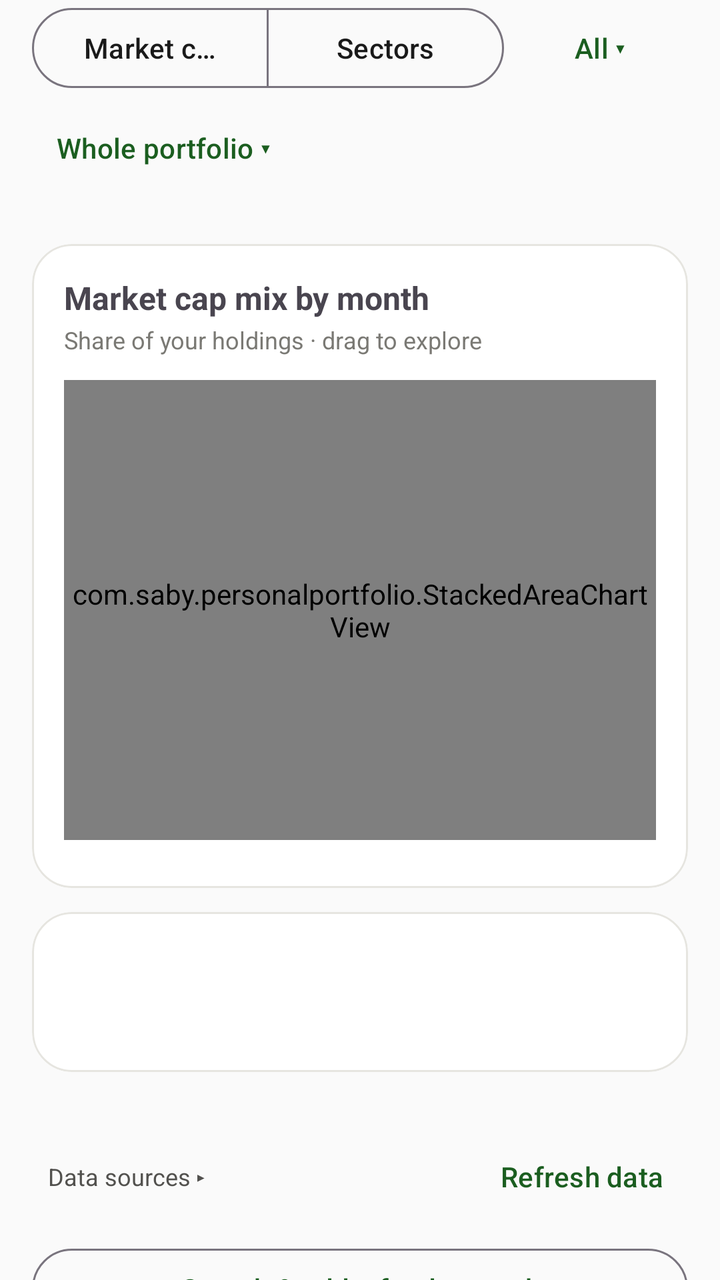
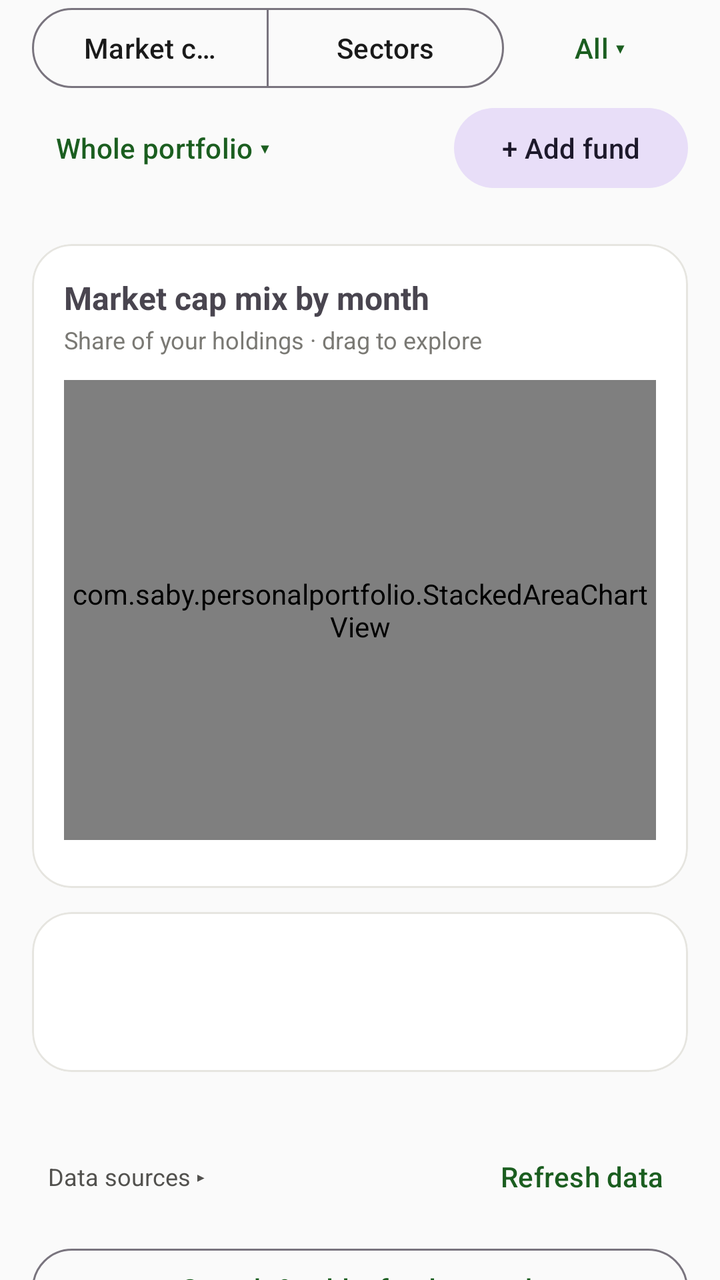

Before-and-after screenshots of an Android layout around one commit, followed by the original layout XML and the change that was made.
<!-- AndroidManifest.xml: application theme Theme.PersonalPortfolio -->
<!-- res/layout/page_allocation_over_time.xml -->
<?xml version="1.0" encoding="utf-8"?>
<androidx.core.widget.NestedScrollView xmlns:android="http://schemas.android.com/apk/res/android"
    xmlns:app="http://schemas.android.com/apk/res-auto"
    android:layout_width="match_parent"
    android:layout_height="match_parent"
    android:fillViewport="true">

    <LinearLayout
        android:layout_width="match_parent"
        android:layout_height="wrap_content"
        android:orientation="vertical"
        android:paddingStart="16dp"
        android:paddingEnd="16dp"
        android:paddingBottom="24dp">

        <LinearLayout
            android:layout_width="match_parent"
            android:layout_height="wrap_content"
            android:gravity="center_vertical"
            android:orientation="horizontal">

            <com.google.android.material.button.MaterialButtonToggleGroup
                android:id="@+id/overTimeModeGroup"
                android:layout_width="0dp"
                android:layout_height="wrap_content"
                android:layout_weight="1"
                app:selectionRequired="true"
                app:singleSelection="true">

                <Button
                    android:id="@+id/overTimeModeCap"
                    style="?attr/materialButtonOutlinedStyle"
                    android:layout_width="0dp"
                    android:layout_height="wrap_content"
                    android:layout_weight="1"
                    android:text="Market cap" />

                <Button
                    android:id="@+id/overTimeModeSector"
                    style="?attr/materialButtonOutlinedStyle"
                    android:layout_width="0dp"
                    android:layout_height="wrap_content"
                    android:layout_weight="1"
                    android:text="Sectors" />
            </com.google.android.material.button.MaterialButtonToggleGroup>

            <Button
                android:id="@+id/overTimeMember"
                style="@style/Widget.Material3.Button.TextButton"
                android:layout_width="wrap_content"
                android:layout_height="wrap_content"
                android:layout_marginStart="4dp"
                android:text="All ▾" />
        </LinearLayout>

        <Button
            android:id="@+id/overTimeFund"
            style="@style/Widget.Material3.Button.TextButton"
            android:layout_width="wrap_content"
            android:layout_height="wrap_content"
            android:layout_marginTop="2dp"
            android:text="Whole portfolio ▾" />

        <LinearLayout
            android:id="@+id/overTimeKpis"
            android:layout_width="match_parent"
            android:layout_height="wrap_content"
            android:layout_marginTop="12dp"
            android:orientation="horizontal" />

        <com.google.android.material.card.MaterialCardView
            android:layout_width="match_parent"
            android:layout_height="wrap_content"
            android:layout_marginTop="12dp"
            app:cardCornerRadius="20dp"
            app:cardElevation="0dp"
            app:strokeColor="@color/viz_grid"
            app:strokeWidth="1dp">

            <LinearLayout
                android:layout_width="match_parent"
                android:layout_height="wrap_content"
                android:orientation="vertical"
                android:padding="16dp">

                <TextView
                    android:id="@+id/overTimeChartTitle"
                    android:layout_width="match_parent"
                    android:layout_height="wrap_content"
                    android:text="Market cap mix by month"
                    android:textSize="16sp"
                    android:textStyle="bold" />

                <TextView
                    android:id="@+id/overTimeChartSub"
                    android:layout_width="match_parent"
                    android:layout_height="wrap_content"
                    android:layout_marginTop="2dp"
                    android:text="Share of your holdings · drag to explore"
                    android:textColor="@color/viz_text_muted"
                    android:textSize="12sp" />

                <com.saby.personalportfolio.StackedAreaChartView
                    android:id="@+id/overTimeChart"
                    android:layout_width="match_parent"
                    android:layout_height="230dp"
                    android:layout_marginTop="12dp" />

                <com.google.android.material.chip.ChipGroup
                    android:id="@+id/overTimeLegend"
                    android:layout_width="match_parent"
                    android:layout_height="wrap_content"
                    android:layout_marginTop="8dp"
                    app:chipSpacingHorizontal="6dp"
                    app:chipSpacingVertical="0dp" />
            </LinearLayout>
        </com.google.android.material.card.MaterialCardView>

        <com.google.android.material.card.MaterialCardView
            android:layout_width="match_parent"
            android:layout_height="wrap_content"
            android:layout_marginTop="12dp"
            app:cardCornerRadius="20dp"
            app:cardElevation="0dp"
            app:strokeColor="@color/viz_grid"
            app:strokeWidth="1dp">

            <LinearLayout
                android:layout_width="match_parent"
                android:layout_height="wrap_content"
                android:orientation="vertical"
                android:padding="16dp">

                <TextView
                    android:id="@+id/overTimeBreakdownTitle"
                    android:layout_width="match_parent"
                    android:layout_height="wrap_content"
                    android:textSize="16sp"
                    android:textStyle="bold" />

                <TextView
                    android:id="@+id/overTimeBreakdownSub"
                    android:layout_width="match_parent"
                    android:layout_height="wrap_content"
                    android:layout_marginTop="2dp"
                    android:textColor="@color/viz_text_muted"
                    android:textSize="12sp" />

                <LinearLayout
                    android:id="@+id/overTimeRows"
                    android:layout_width="match_parent"
                    android:layout_height="wrap_content"
                    android:layout_marginTop="8dp"
                    android:orientation="vertical" />

                <TextView
                    android:id="@+id/overTimeContrib"
                    android:layout_width="match_parent"
                    android:layout_height="wrap_content"
                    android:layout_marginTop="10dp"
                    android:textColor="@color/viz_text_secondary"
                    android:textSize="12sp"
                    android:visibility="gone" />
            </LinearLayout>
        </com.google.android.material.card.MaterialCardView>

        <TextView
            android:id="@+id/overTimeCoverage"
            android:layout_width="match_parent"
            android:layout_height="wrap_content"
            android:layout_marginTop="12dp"
            android:textColor="@color/viz_text_muted"
            android:textSize="12sp" />

        <LinearLayout
            android:layout_width="match_parent"
            android:layout_height="wrap_content"
            android:gravity="center_vertical"
            android:orientation="horizontal">

            <TextView
                android:id="@+id/overTimeSourcesToggle"
                android:layout_width="0dp"
                android:layout_height="wrap_content"
                android:layout_weight="1"
                android:padding="8dp"
                android:text="Data sources ▸"
                android:textColor="@color/viz_text_secondary"
                android:textSize="12sp" />

            <Button
                android:id="@+id/overTimeRefresh"
                style="@style/Widget.Material3.Button.TextButton"
                android:layout_width="wrap_content"
                android:layout_height="wrap_content"
                android:text="Refresh data" />
        </LinearLayout>

        <com.google.android.material.button.MaterialButton
            android:id="@+id/overTimeAddFund"
            style="@style/Widget.Material3.Button.OutlinedButton"
            android:layout_width="match_parent"
            android:layout_height="wrap_content"
            android:layout_marginTop="8dp"
            android:text="Search &amp; add a fund to track" />

        <TextView
            android:id="@+id/overTimeSources"
            android:layout_width="match_parent"
            android:layout_height="wrap_content"
            android:textColor="@color/viz_text_muted"
            android:textSize="12sp"
            android:visibility="gone" />
    </LinearLayout>
</androidx.core.widget.NestedScrollView>
<!-- resources referenced by this layout -->
<resources>
  <color name="viz_grid">#E6E5E0</color>
  <color name="viz_text_muted">#7A7974</color>
  <color name="viz_text_secondary">#52514E</color>
  <style name="Theme.PersonalPortfolio" parent="Theme.Material3.DayNight.NoActionBar">
          <item name="colorPrimary">@color/colorPrimary</item>
          <item name="colorPrimaryVariant">@color/colorPrimaryVariant</item>
          <item name="colorOnPrimary">@color/colorOnPrimary</item>
  
          <item name="colorSecondary">@color/colorSecondary</item>
          <item name="colorOnSecondary">@color/colorOnSecondary</item>
  
          <item name="android:colorBackground">@color/colorBackground</item>
          <item name="colorOnBackground">@color/colorOnBackground</item>
  
          <item name="colorSurface">@color/colorSurface</item>
          <item name="colorOnSurface">@color/colorOnSurface</item>
  
          <item name="android:statusBarColor">@color/colorPrimaryVariant</item>
      </style>
  <color name="colorPrimary">#1B5E20</color>
  <color name="colorPrimaryVariant">#0D3B12</color>
  <color name="colorOnPrimary">#FFFFFF</color>
  <color name="colorSecondary">#00897B</color>
  <color name="colorOnSecondary">#FFFFFF</color>
  <color name="colorBackground">#FAFAFA</color>
  <color name="colorOnBackground">#1A1A1A</color>
  <color name="colorSurface">#FFFFFF</color>
  <color name="colorOnSurface">#1A1A1A</color>
</resources>

<!-- the commit's change to res/layout/page_allocation_over_time.xml (unified diff, before → after) -->
@@ -53,13 +53,29 @@
                 android:text="All ▾" />
         </LinearLayout>
 
-        <Button
-            android:id="@+id/overTimeFund"
-            style="@style/Widget.Material3.Button.TextButton"
-            android:layout_width="wrap_content"
+        <LinearLayout
+            android:layout_width="match_parent"
             android:layout_height="wrap_content"
             android:layout_marginTop="2dp"
-            android:text="Whole portfolio ▾" />
+            android:gravity="center_vertical"
+            android:orientation="horizontal">
+
+            <Button
+                android:id="@+id/overTimeFund"
+                style="@style/Widget.Material3.Button.TextButton"
+                android:layout_width="0dp"
+                android:layout_height="wrap_content"
+                android:layout_weight="1"
+                android:gravity="start|center_vertical"
+                android:text="Whole portfolio ▾" />
+
+            <Button
+                android:id="@+id/overTimeAddFundTop"
+                style="@style/Widget.Material3.Button.TonalButton"
+                android:layout_width="wrap_content"
+                android:layout_height="wrap_content"
+                android:text="+ Add fund" />
+        </LinearLayout>
 
         <LinearLayout
             android:id="@+id/overTimeKpis"
